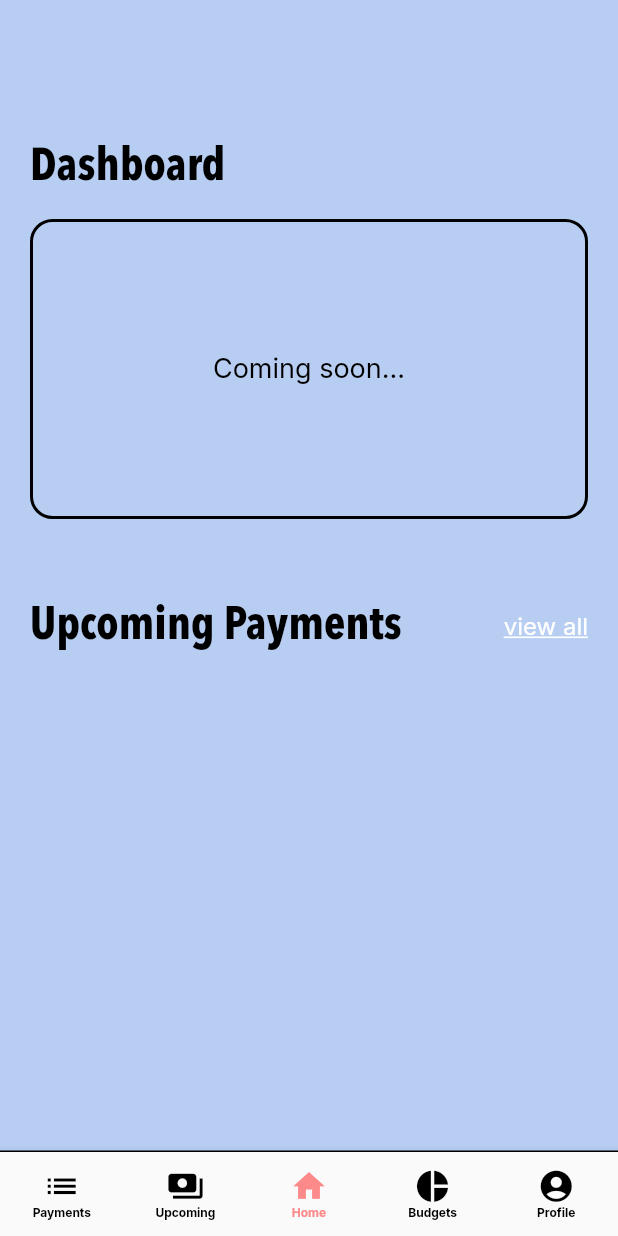
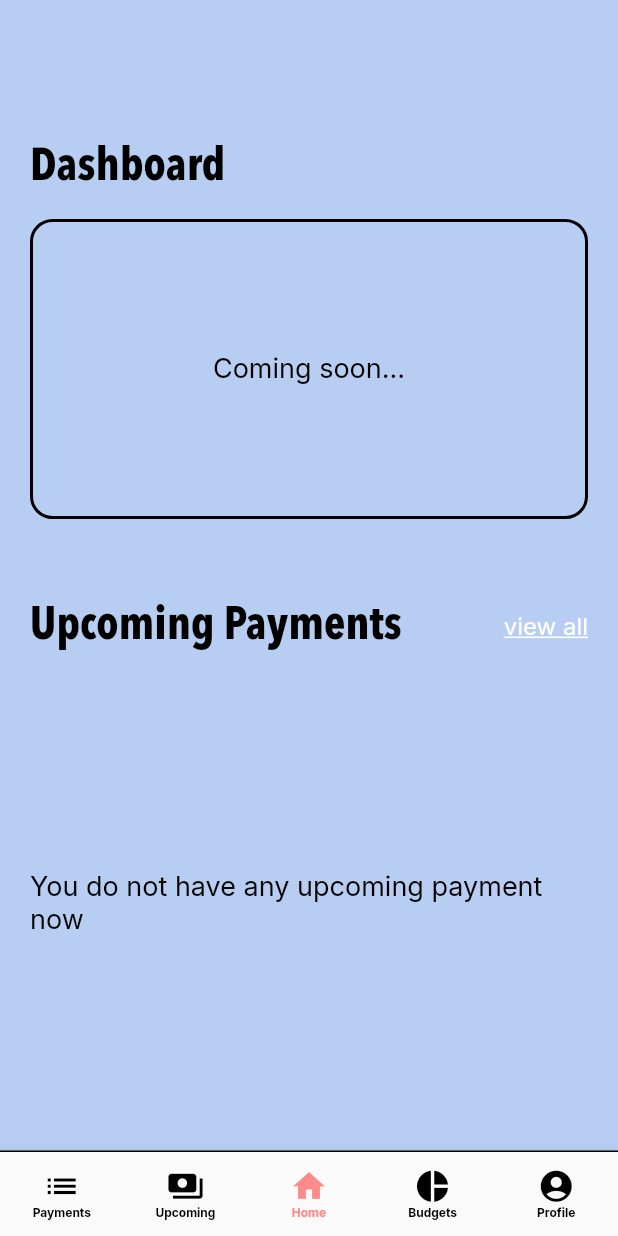
Before and after one commit to jokerJun00/paymentReminderApp, a Flutter app: the NavigationScreen screen opened by its route, on a phone screen of 412 x 824 dp. Run offline on Flutter 3.47's test engine with Material 2 defaults, Android fonts, the phone set to English and light mode, and no system bars; our stand-ins replace bloc, cloud_firestore, country_picker, dartz, equatable, firebase_auth and 6 more; missing offline and left inert: flutter_stripe; accounts and stored records are empty.

Commit message:
added upcoming payment list in home screen

```diff
--- a/lib/application/screens/auth/navigation_screen.dart
+++ b/lib/application/screens/auth/navigation_screen.dart
@@ -74,8 +74,11 @@ class _NavigationScreenState extends State<NavigationScreen> {
         break;
       case 2:
         {
-          activeScreen = HomeScreen(
-            navigateToUpcoming: goToUpcoming,
+          activeScreen = BlocProvider.value(
+            value: paymentCubit,
+            child: HomeScreen(
+              navigateToUpcoming: goToUpcoming,
+            ),
           );
         }
         break;
--- a/lib/application/screens/payment/home_screen.dart
+++ b/lib/application/screens/payment/home_screen.dart
@@ -1,5 +1,10 @@
 // import 'package:fl_chart/fl_chart.dart';
 import 'package:flutter/material.dart';
+import 'package:flutter_bloc/flutter_bloc.dart';
+import 'package:payment_reminder_app/application/widgets/upcoming_payment_card.dart';
+
+import '../../../data/models/payment_model.dart';
+import 'cubit/payment_cubit.dart';
 
 class HomeScreen extends StatefulWidget {
   const HomeScreen({super.key, required this.navigateToUpcoming});
@@ -12,13 +17,38 @@ class HomeScreen extends StatefulWidget {
 
 class _HomeScreenState extends State<HomeScreen> {
   // List<Payment> _monthlyPaymentsData = List<Payment>.empty(growable: true);
+  List<PaymentModel> upcomingPaymentList = [];
+
+  void getUpcomingPayment() async {
+    final upcomingPaymentFromDatabase =
+        await BlocProvider.of<PaymentCubit>(context).getUpcomingPayment();
+
+    setState(() {
+      upcomingPaymentList = upcomingPaymentFromDatabase;
+    });
+  }
+
+  @override
+  void initState() {
+    super.initState();
+    getUpcomingPayment();
+  }
+
   @override
   Widget build(BuildContext context) {
+    return BlocBuilder<PaymentCubit, PaymentState>(
+      builder: (context, state) {
         return Scaffold(
-        body: SingleChildScrollView(
-      child: Padding(
-        padding: const EdgeInsets.symmetric(horizontal: 20, vertical: 90),
-        child: Column(crossAxisAlignment: CrossAxisAlignment.start, children: [
+          body: (state is PaymentStateLoadingData)
+              ? const Center(
+                  child: CircularProgressIndicator(),
+                )
+              : Padding(
+                  padding: const EdgeInsets.only(left: 20, right: 20, top: 90),
+                  child: Column(
+                    mainAxisSize: MainAxisSize.max,
+                    crossAxisAlignment: CrossAxisAlignment.start,
+                    children: [
                       Text(
                         'Dashboard',
                         style: Theme.of(context).textTheme.titleMedium,
@@ -51,16 +81,36 @@ class _HomeScreenState extends State<HomeScreen> {
                             onTap: () => widget.navigateToUpcoming,
                             child: Text(
                               'view all',
-                  style: Theme.of(context).textTheme.bodySmall!.copyWith(
+                              style: Theme.of(context)
+                                  .textTheme
+                                  .bodySmall!
+                                  .copyWith(
                                     color: Colors.white,
                                     decoration: TextDecoration.underline,
                                   ),
                             ),
                           ),
                         ],
-          )
-        ]),
                       ),
-    ));
+                      Expanded(
+                        child: Center(
+                          child: upcomingPaymentList.isEmpty
+                              ? const Text(
+                                  "You do not have any upcoming payment now")
+                              : ListView.builder(
+                                  itemCount: upcomingPaymentList.length,
+                                  itemBuilder: (context, index) =>
+                                      UpcomingPaymentCard(
+                                    payment: upcomingPaymentList[index],
+                                  ),
+                                ),
+                        ),
+                      ),
+                    ],
+                  ),
+                ),
+        );
+      },
+    );
   }
 }
--- a/lib/application/screens/payment/pay_payment_screen.dart
+++ b/lib/application/screens/payment/pay_payment_screen.dart
@@ -1,4 +1,5 @@
 import 'package:flutter/material.dart';
+import 'package:flutter_stripe/flutter_stripe.dart';
 import 'package:font_awesome_flutter/font_awesome_flutter.dart';
 
 import '../../../data/models/payment_model.dart';
@@ -31,6 +32,11 @@ class PayPaymentScreen extends StatelessWidget {
                 'Pay Payment',
                 style: Theme.of(context).textTheme.titleMedium,
               ),
+              const SizedBox(height: 20),
+              CardFormField(
+                controller: CardFormEditController(),
+                // style: CardFormStyle(borderWidth: 3, borderRadius: 5),
+              )
             ],
           ),
         ),
```
Also changed, not shown: lib/application/screens/payment/payment_history_screen.dart (added, +19 -0 lines), lib/application/screens/payment/payment_history.dart (deleted). Lines whose indentation alone changed are shown as unchanged.
